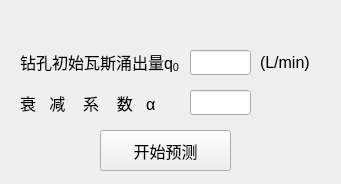
wyrover/cbm, file python/cbm/uifiles/curve_draw_dlg.ui: the form before one commit.
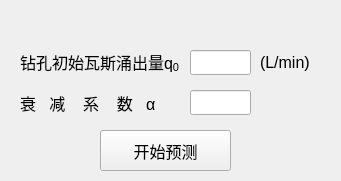
The form after the commit. Icons and pictures are not drawn.

Diff of the .ui file:
```diff
--- a/python/cbm/uifiles/curve_draw_dlg.ui
+++ b/python/cbm/uifiles/curve_draw_dlg.ui
@@ -7,7 +7,7 @@
     <x>0</x>
     <y>0</y>
     <width>341</width>
-    <height>184</height>
+    <height>181</height>
    </rect>
   </property>
   <property name="windowTitle">
```
